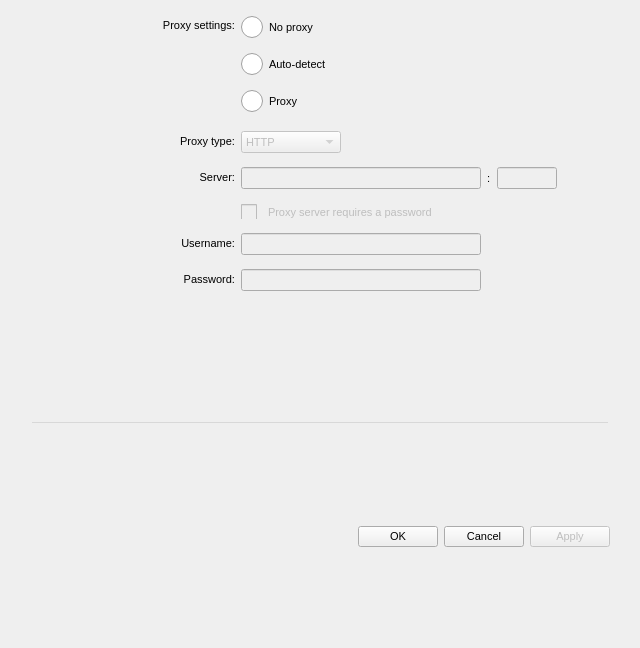
meganz/MEGAsync, file src/MEGASync/gui/macx/SettingsDialog.ui: the form before one commit.
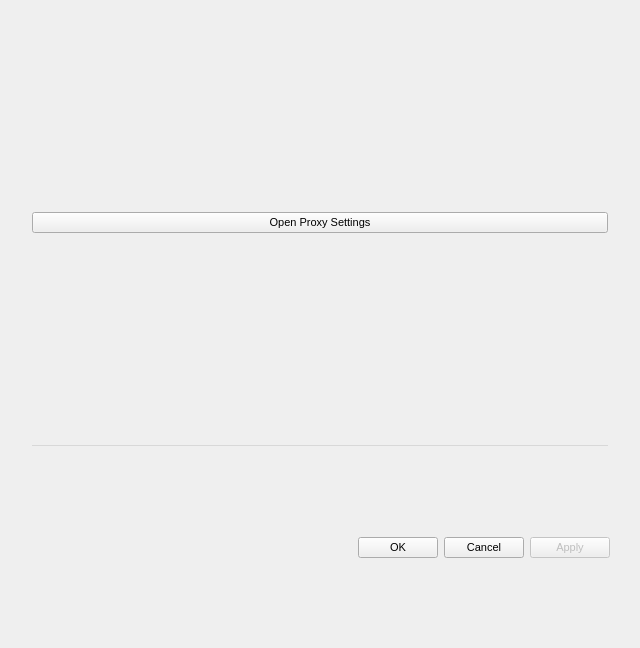
The form after the commit. The open tabs and pages were chosen to show the change. Icons and pictures are not drawn. Custom widgets are drawn as their Qt base class.

Commit message: Separate Proxy settings to new dialog (clean)

```diff
--- a/src/MEGASync/gui/macx/SettingsDialog.ui
+++ b/src/MEGASync/gui/macx/SettingsDialog.ui
@@ -4962,454 +4962,12 @@
         <number>32</number>
        </property>
        <item>
-        <widget class="QWidget" name="gProxy" native="true">
-         <property name="sizePolicy">
-          <sizepolicy hsizetype="Preferred" vsizetype="Maximum">
-           <horstretch>0</horstretch>
-           <verstretch>0</verstretch>
-          </sizepolicy>
+        <widget class="QPushButton" name="openProxySettingsButton">
+         <property name="text">
+          <string>Open Proxy Settings</string>
          </property>
-         <layout class="QGridLayout" name="gridLayout_2">
-          <property name="sizeConstraint">
-           <enum>QLayout::SetDefaultConstraint</enum>
-          </property>
-          <property name="leftMargin">
-           <number>0</number>
-          </property>
-          <property name="topMargin">
-           <number>0</number>
-          </property>
-          <property name="rightMargin">
-           <number>0</number>
-          </property>
-          <property name="bottomMargin">
-           <number>1</number>
-          </property>
-          <property name="horizontalSpacing">
-           <number>6</number>
-          </property>
-          <property name="verticalSpacing">
-           <number>14</number>
-          </property>
-          <item row="7" column="1">
-           <widget class="QWidget" name="wProxyOptions" native="true">
-            <property name="styleSheet">
-             <string notr="true"/>
-            </property>
-            <layout class="QVBoxLayout" name="verticalLayout_19">
-             <property name="spacing">
-              <number>10</number>
-             </property>
-             <property name="leftMargin">
-              <number>0</number>
-             </property>
-             <property name="topMargin">
-              <number>0</number>
-             </property>
-             <property name="rightMargin">
-              <number>0</number>
-             </property>
-             <property name="bottomMargin">
-              <number>2</number>
-             </property>
-             <item>
-              <widget class="QRadioButton" name="rNoProxy">
-               <property name="minimumSize">
-                <size>
-                 <width>0</width>
-                 <height>27</height>
-                </size>
-               </property>
-               <property name="maximumSize">
-                <size>
-                 <width>16777215</width>
-                 <height>27</height>
-                </size>
-               </property>
-               <property name="focusPolicy">
-                <enum>Qt::TabFocus</enum>
-               </property>
-               <property name="text">
-                <string>No proxy</string>
-               </property>
-              </widget>
-             </item>
-             <item>
-              <widget class="QRadioButton" name="rProxyAuto">
-               <property name="minimumSize">
-                <size>
-                 <width>0</width>
-                 <height>27</height>
-                </size>
-               </property>
-               <property name="maximumSize">
-                <size>
-                 <width>16777215</width>
-                 <height>27</height>
-                </size>
-               </property>
-               <property name="focusPolicy">
-                <enum>Qt::TabFocus</enum>
-               </property>
-               <property name="text">
-                <string>Auto-detect</string>
-               </property>
-               <property name="checked">
-                <bool>false</bool>
-               </property>
-              </widget>
-             </item>
-             <item>
-              <widget class="QRadioButton" name="rProxyManual">
-               <property name="minimumSize">
-                <size>
-                 <width>0</width>
-                 <height>27</height>
-                </size>
-               </property>
-               <property name="maximumSize">
-                <size>
-                 <width>16777215</width>
-                 <height>27</height>
-                </size>
-               </property>
-               <property name="focusPolicy">
-                <enum>Qt::TabFocus</enum>
-               </property>
-               <property name="styleSheet">
-                <string notr="true"/>
-               </property>
-               <property name="text">
-                <string>Proxy</string>
-               </property>
-              </widget>
-             </item>
-            </layout>
-           </widget>
-          </item>
-          <item row="9" column="0">
-           <widget class="QLabel" name="lProxyServer">
-            <property name="focusPolicy">
-             <enum>Qt::StrongFocus</enum>
-            </property>
-            <property name="text">
-             <string>Server:</string>
-            </property>
-            <property name="alignment">
-             <set>Qt::AlignRight|Qt::AlignTrailing|Qt::AlignVCenter</set>
-            </property>
-            <property name="wordWrap">
-             <bool>true</bool>
-            </property>
-           </widget>
-          </item>
-          <item row="11" column="1">
-           <widget class="QLineEdit" name="eProxyUsername">
-            <property name="enabled">
-             <bool>false</bool>
-            </property>
-            <property name="minimumSize">
-             <size>
-              <width>240</width>
-              <height>0</height>
-             </size>
-            </property>
-            <property name="maximumSize">
-             <size>
-              <width>240</width>
-              <height>16777215</height>
-             </size>
-            </property>
-            <property name="text">
-             <string notr="true"/>
-            </property>
-           </widget>
-          </item>
-          <item row="12" column="0">
-           <widget class="QLabel" name="lProxyPassword">
-            <property name="sizePolicy">
-             <sizepolicy hsizetype="Preferred" vsizetype="Preferred">
-              <horstretch>0</horstretch>
-              <verstretch>0</verstretch>
-             </sizepolicy>
-            </property>
-            <property name="focusPolicy">
-             <enum>Qt::StrongFocus</enum>
-            </property>
-            <property name="text">
-             <string>Password:</string>
-            </property>
-            <property name="alignment">
-             <set>Qt::AlignRight|Qt::AlignTrailing|Qt::AlignVCenter</set>
-            </property>
-            <property name="wordWrap">
-             <bool>true</bool>
-            </property>
-           </widget>
-          </item>
-          <item row="8" column="1">
-           <widget class="QComboBox" name="cProxyType">
-            <property name="enabled">
-             <bool>false</bool>
-            </property>
-            <property name="sizePolicy">
-             <sizepolicy hsizetype="Maximum" vsizetype="Fixed">
-              <horstretch>0</horstretch>
-              <verstretch>0</verstretch>
-             </sizepolicy>
-            </property>
-            <property name="minimumSize">
-             <size>
-              <width>100</width>
-              <height>0</height>
-             </size>
-            </property>
-            <property name="maximumSize">
-             <size>
-              <width>16777215</width>
-              <height>16777215</height>
-             </size>
-            </property>
-            <item>
-             <property name="text">
-              <string>HTTP</string>
-             </property>
-            </item>
-           </widget>
-          </item>
-          <item row="9" column="1">
-           <widget class="QWidget" name="wProxyAddress" native="true">
-            <property name="sizePolicy">
-             <sizepolicy hsizetype="Preferred" vsizetype="Maximum">
-              <horstretch>0</horstretch>
-              <verstretch>0</verstretch>
-             </sizepolicy>
-            </property>
-            <layout class="QHBoxLayout" name="horizontalLayout_8">
-             <property name="leftMargin">
-              <number>0</number>
-             </property>
-             <property name="topMargin">
-              <number>0</number>
-             </property>
-             <property name="rightMargin">
-              <number>0</number>
-             </property>
-             <property name="bottomMargin">
-              <number>0</number>
-             </property>
-             <item>
-              <widget class="QLineEdit" name="eProxyServer">
-               <property name="enabled">
-                <bool>false</bool>
-               </property>
-               <property name="minimumSize">
-                <size>
-                 <width>240</width>
-                 <height>0</height>
-                </size>
-               </property>
-               <property name="maximumSize">
-                <size>
-                 <width>240</width>
-                 <height>16777215</height>
-                </size>
-               </property>
-               <property name="inputMethodHints">
-                <set>Qt::ImhUrlCharactersOnly</set>
-               </property>
-               <property name="text">
-                <string notr="true"/>
-               </property>
-              </widget>
-             </item>
-             <item>
-              <widget class="QLabel" name="lProxyPortSeparator">
-               <property name="text">
-                <string notr="true">:</string>
-               </property>
-              </widget>
-             </item>
-             <item>
-              <widget class="QLineEdit" name="eProxyPort">
-               <property name="enabled">
-                <bool>false</bool>
-               </property>
-               <property name="maximumSize">
-                <size>
-                 <width>60</width>
-                 <height>16777215</height>
-                </size>
-               </property>
-               <property name="inputMethodHints">
-                <set>Qt::ImhDigitsOnly</set>
-               </property>
-               <property name="text">
-                <string notr="true"/>
-               </property>
-               <property name="alignment">
-                <set>Qt::AlignCenter</set>
-               </property>
-              </widget>
-             </item>
-             <item>
-              <spacer name="horizontalSpacer_4">
-               <property name="orientation">
-                <enum>Qt::Horizontal</enum>
-               </property>
-               <property name="sizeHint" stdset="0">
-                <size>
-                 <width>40</width>
-                 <height>20</height>
-                </size>
-               </property>
-              </spacer>
-             </item>
-            </layout>
-           </widget>
-          </item>
-          <item row="7" column="0">
-           <widget class="QWidget" name="wLeftProxyOptions" native="true">
-            <property name="minimumSize">
-             <size>
-              <width>203</width>
-              <height>0</height>
-             </size>
-            </property>
-            <layout class="QVBoxLayout" name="verticalLayout_30">
-             <property name="leftMargin">
-              <number>0</number>
-             </property>
-             <property name="topMargin">
-              <number>5</number>
-             </property>
-             <property name="rightMargin">
-              <number>0</number>
-             </property>
-             <property name="bottomMargin">
-              <number>0</number>
-             </property>
-             <item>
-              <widget class="QLabel" name="lProxySettings">
-               <property name="sizePolicy">
-                <sizepolicy hsizetype="Preferred" vsizetype="Maximum">
-                 <horstretch>0</horstretch>
-                 <verstretch>0</verstretch>
-                </sizepolicy>
-               </property>
-               <property name="focusPolicy">
-                <enum>Qt::StrongFocus</enum>
-               </property>
-               <property name="text">
-                <string>Proxy settings:</string>
-               </property>
-               <property name="alignment">
-                <set>Qt::AlignRight|Qt::AlignTrailing|Qt::AlignVCenter</set>
-               </property>
-               <property name="wordWrap">
-                <bool>true</bool>
-               </property>
-              </widget>
-             </item>
-             <item>
-              <spacer name="verticalSpacer_3">
-               <property name="orientation">
-                <enum>Qt::Vertical</enum>
-               </property>
-               <property name="sizeHint" stdset="0">
-                <size>
-                 <width>20</width>
-                 <height>58</height>
-                </size>
-               </property>
-              </spacer>
-             </item>
-            </layout>
-           </widget>
-          </item>
-          <item row="12" column="1">
-           <widget class="QLineEdit" name="eProxyPassword">
-            <property name="enabled">
-             <bool>false</bool>
-            </property>
-            <property name="minimumSize">
-             <size>
-              <width>240</width>
-              <height>0</height>
-             </size>
-            </property>
-            <property name="maximumSize">
-             <size>
-              <width>240</width>
-              <height>16777215</height>
-             </size>
-            </property>
-            <property name="text">
-             <string notr="true"/>
-            </property>
-            <property name="echoMode">
-             <enum>QLineEdit::Password</enum>
-            </property>
-           </widget>
-          </item>
-          <item row="8" column="0">
-           <widget class="QLabel" name="lProxyType">
-            <property name="focusPolicy">
-             <enum>Qt::StrongFocus</enum>
-            </property>
-            <property name="text">
-             <string>Proxy type:</string>
-            </property>
-            <property name="alignment">
-             <set>Qt::AlignRight|Qt::AlignTrailing|Qt::AlignVCenter</set>
-            </property>
-            <property name="wordWrap">
-             <bool>true</bool>
-            </property>
-           </widget>
-          </item>
-          <item row="11" column="0">
-           <widget class="QLabel" name="lProxyUsername">
-            <property name="focusPolicy">
-             <enum>Qt::StrongFocus</enum>
-            </property>
-            <property name="text">
-             <string>Username:</string>
-            </property>
-            <property name="alignment">
-             <set>Qt::AlignRight|Qt::AlignTrailing|Qt::AlignVCenter</set>
-            </property>
-            <property name="wordWrap">
-             <bool>true</bool>
-            </property>
-           </widget>
-          </item>
-          <item row="10" column="1">
-           <widget class="QCheckBox" name="cProxyRequiresPassword">
-            <property name="enabled">
-             <bool>false</bool>
-            </property>
-            <property name="text">
-             <string>Proxy server requires a password</string>
-            </property>
-           </widget>
-          </item>
-         </layout>
         </widget>
        </item>
-       <item>
-        <spacer name="verticalSpacer_5">
-         <property name="orientation">
-          <enum>Qt::Vertical</enum>
-         </property>
-         <property name="sizeHint" stdset="0">
-          <size>
-           <width>20</width>
-           <height>40</height>
-          </size>
-         </property>
-        </spacer>
-       </item>
       </layout>
      </widget>
     </widget>
```
Left out of the diff: 13 changed lines with no effect on the pictures. The commit also changes 5 other files.
